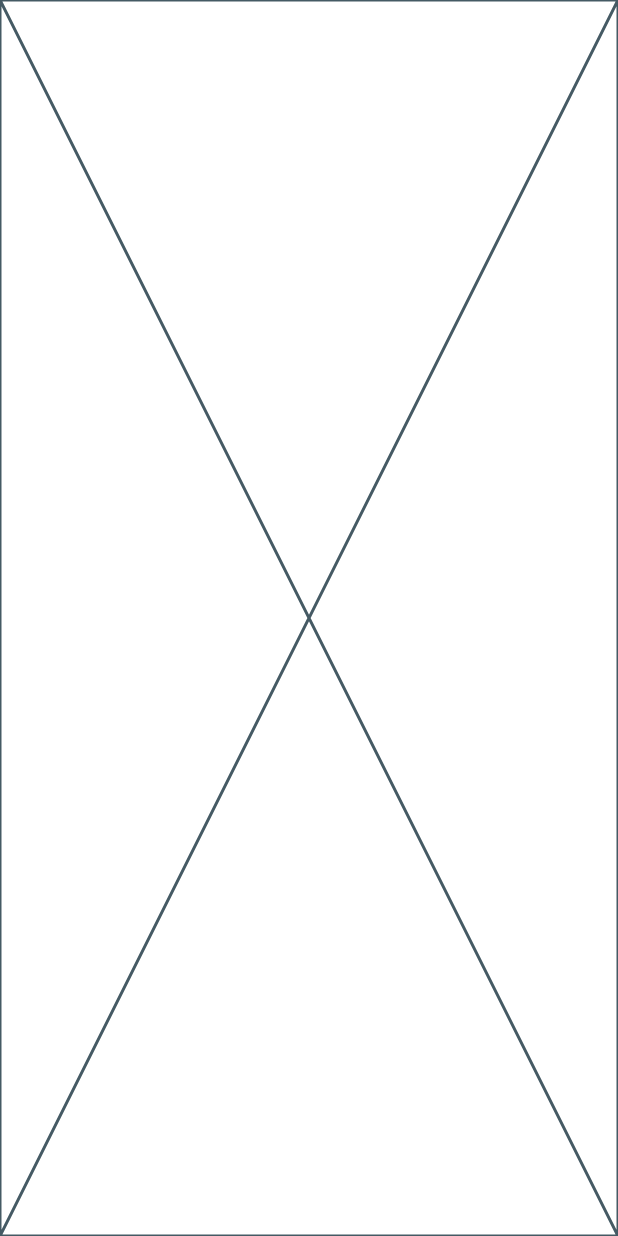
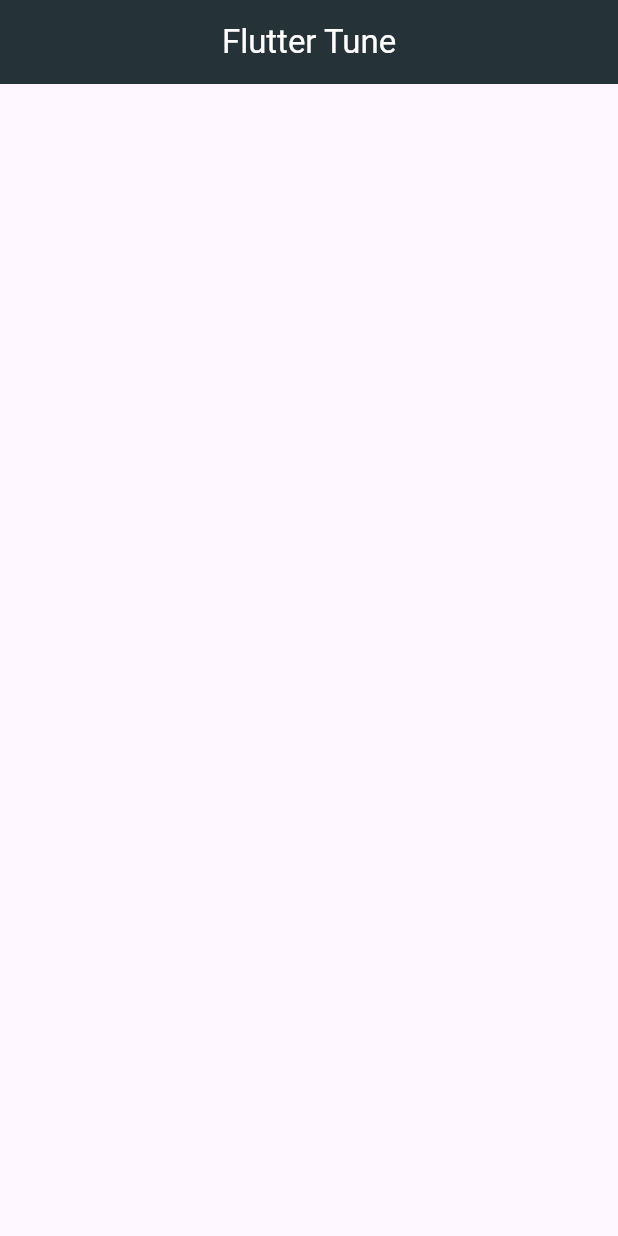
Before and after one commit to SalahLuha/tune_player_app, a Flutter app: the screen it shows after launch, on a phone screen of 412 x 824 dp. Run offline on Flutter 3.47's test engine with Material 3 defaults, Android fonts, the phone set to English and light mode, and no system bars.

Commit message:
first commit

```diff
--- a/lib/views/tune_view.dart
+++ b/lib/views/tune_view.dart
@@ -5,6 +5,17 @@ class TuneView extends StatelessWidget {
 
   @override
   Widget build(BuildContext context) {
-    return const Placeholder();
+    return Scaffold(
+      appBar: AppBar(
+        centerTitle: true,
+        backgroundColor: const Color(0xff253238),
+        elevation: 0,
+
+        title: const Text(
+          'Flutter Tune',
+          style: TextStyle(color: Colors.white),
+        ),
+      ),
+    );
   }
 }
```
